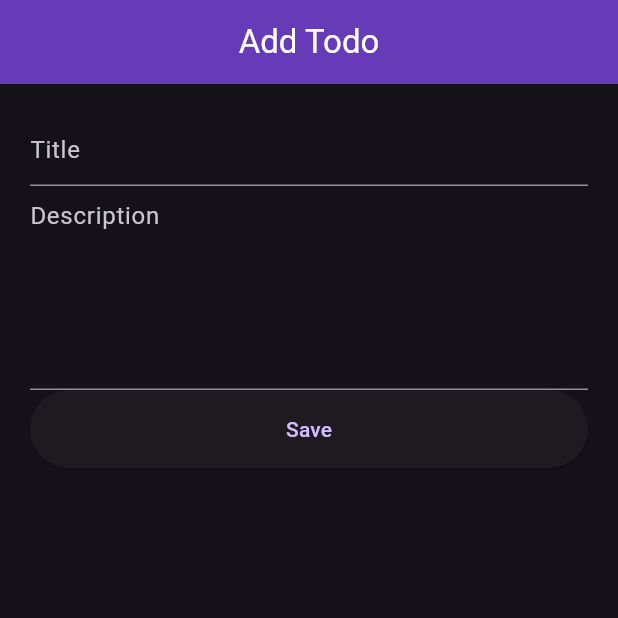
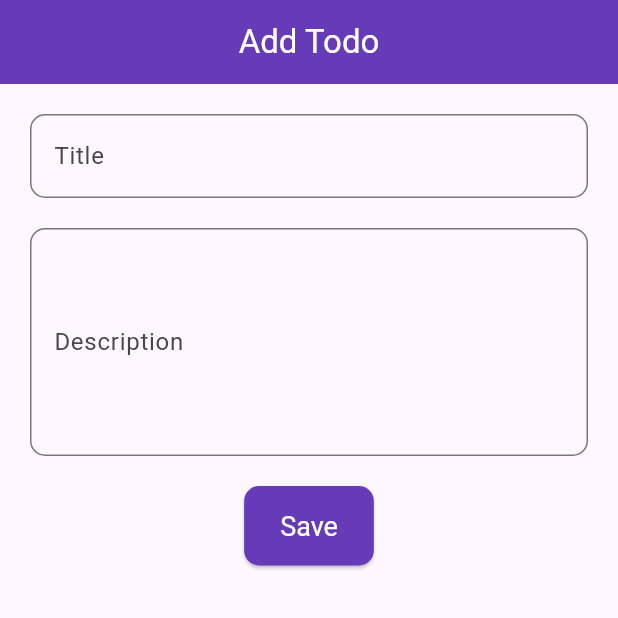
Before and after one commit to shyambista123/Todo-App, a Flutter app: the AddTodoPage screen opened directly, after a tap on "Save", on a phone screen of 412 x 824 dp, the top half of it. Run offline on Flutter 3.47's test engine with Material 3 defaults, Android fonts, the phone set to English and light mode, and no system bars; network calls fail.

Commit message:
ui improvements

```diff
--- a/lib/main.dart
+++ b/lib/main.dart
@@ -12,7 +12,7 @@ class MyApp extends StatelessWidget{
   Widget build(BuildContext context) {
     return  MaterialApp(
       debugShowCheckedModeBanner: false,
-      theme: ThemeData.dark(),
+      // theme: ThemeData.dark(),
       home: TodoListPage(),
     );
   }
--- a/lib/screens/add_edit_todo.dart
+++ b/lib/screens/add_edit_todo.dart
@@ -1,5 +1,4 @@
 import 'dart:convert';
-
 import 'package:crud_app/screens/todo_list.dart';
 import 'package:flutter/material.dart';
 import 'package:http/http.dart' as http;
@@ -22,7 +21,7 @@ class _AddTodoPageState extends State<AddTodoPage> {
   void initState() {
     super.initState();
     final todo = widget.todo;
-    if(todo != null){
+    if (todo != null) {
       isEdit = true;
       final title = todo['title'];
       final description = todo['description'];
@@ -37,31 +36,58 @@ class _AddTodoPageState extends State<AddTodoPage> {
     return Scaffold(
       appBar: AppBar(
         title: Text(
-          isEdit ? "Edit Todo" : "Add Todo", style: TextStyle(color: Colors.white)),
+          isEdit ? "Edit Todo" : "Add Todo",
+          style: TextStyle(color: Colors.white),
+        ),
         centerTitle: true,
         backgroundColor: Colors.deepPurple,
       ),
-      body: ListView(padding: EdgeInsets.all(20), children: [
+      body: Padding(
+        padding: const EdgeInsets.all(20.0),
+        child: Column(
+          children: [
             TextField(
-          decoration: InputDecoration(hintText: "Title"),
+              decoration: InputDecoration(
+                labelText: "Title",
+                border: OutlineInputBorder(
+                  borderRadius: BorderRadius.circular(10.0),
+                ),
+              ),
               controller: titleController,
             ),
+            SizedBox(height: 20),
             TextField(
-            decoration: InputDecoration(hintText: "Description"),
+              decoration: InputDecoration(
+                labelText: "Description",
+                border: OutlineInputBorder(
+                  borderRadius: BorderRadius.circular(10.0),
+                ),
+              ),
               controller: descriptionController,
               keyboardType: TextInputType.multiline,
               minLines: 5,
-            maxLines: 8),
-        ElevatedButton(onPressed: isEdit ? updateData : submitData, child: Padding(
-          padding: const EdgeInsets.all(16.0),
-          child: Text(isEdit ? "Update" : "Save"),
-        ))
-      ]),
+              maxLines: 8,
+            ),
+            SizedBox(height: 20),
+            ElevatedButton(
+              onPressed: isEdit ? updateData : submitData,
+              style: ElevatedButton.styleFrom(
+                backgroundColor: Colors.deepPurple,
+                padding: EdgeInsets.symmetric(vertical: 16.0, horizontal: 24.0),
+                textStyle: TextStyle(fontSize: 18),
+                shape: RoundedRectangleBorder(
+                  borderRadius: BorderRadius.circular(10.0),
+                ),
+              ),
+              child: Text(isEdit ? "Update" : "Save", style: TextStyle(color: Colors.white)),
+            )
+          ],
+        ),
+      ),
     );
   }
 
   Future<void> submitData() async {
-    // Get the data from form
     final title = titleController.text;
     final description = descriptionController.text;
 
@@ -70,32 +96,27 @@ class _AddTodoPageState extends State<AddTodoPage> {
       "description": description,
       "is_completed": false
     };
-    // submit that data to the server
+
     final url = "http://192.168.1.64:8080/todos";
     final uri = Uri.parse(url);
     final response = await http.post(uri,
         body: jsonEncode(body), headers: {'Content-Type': 'application/json'});
     if (response.statusCode == 201) {
-      titleController.text = '';
-      descriptionController.text = '';
-      showSuccessMessage('Creation Success');
+      showSuccessMessage('Todo Created Successfully');
 
-      // naviagte to the todo list page
       Navigator.of(context).pushReplacement(
         MaterialPageRoute(
-          builder: (context) => TodoListPage(), // Replace TodoListPage with your actual list page
+          builder: (context) => TodoListPage(),
         ),
       );
-
     } else {
-      showErrorMessage("Creation Error");
+      showErrorMessage("Failed to Create Todo");
     }
   }
 
-  Future<void> updateData()async{
+  Future<void> updateData() async {
     final todo = widget.todo;
-    if(todo == null){
-      //return if null or we can also print something in the console
+    if (todo == null) {
       return;
     }
     final title = titleController.text;
@@ -106,41 +127,37 @@ class _AddTodoPageState extends State<AddTodoPage> {
       "description": description,
       "is_completed": false
     };
-    // submit that data to the server
+
     final url = "http://192.168.1.64:8080/todos/$id";
     final uri = Uri.parse(url);
     final response = await http.put(uri,
         body: jsonEncode(body), headers: {'Content-Type': 'application/json'});
     if (response.statusCode == 200) {
-      titleController.text = '';
-      descriptionController.text = '';
-      showSuccessMessage('Updation Success');
+      showSuccessMessage('Todo Updated Successfully');
 
-      // naviagte to the todo list page
       Navigator.of(context).pushReplacement(
         MaterialPageRoute(
-          builder: (context) => TodoListPage(), // Replace TodoListPage with your actual list page
+          builder: (context) => TodoListPage(),
         ),
       );
-
     } else {
-      showErrorMessage("Updation Error");
+      showErrorMessage("Failed to Update Todo");
     }
   }
-
-  // show the success or fail message based on status
 
   void showSuccessMessage(String message) {
     SnackBar snackBar = SnackBar(
       content: Text(message),
-      backgroundColor: Colors.green);
+      backgroundColor: Colors.green,
+    );
     ScaffoldMessenger.of(context).showSnackBar(snackBar);
   }
 
   void showErrorMessage(String message) {
     SnackBar snackBar = SnackBar(
       content: Text(message),
-      backgroundColor: Colors.red);
+      backgroundColor: Colors.red,
+    );
     ScaffoldMessenger.of(context).showSnackBar(snackBar);
   }
 }
```
Also changed, not shown: db.json (+4 -4 lines), lib/screens/todo_list.dart (+81 -56 lines). Lines whose indentation alone changed are shown as unchanged.
